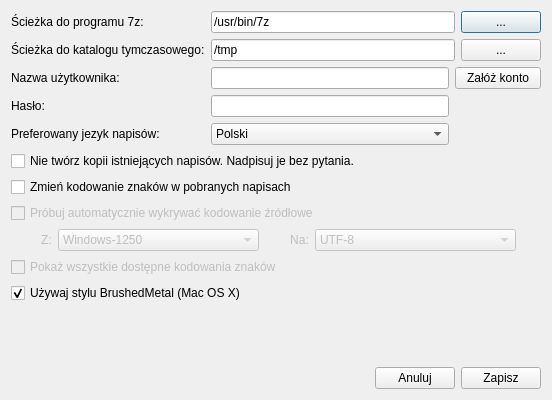
Qt form ui/frmoptions.ui (QNapi/qnapi) before a commit.
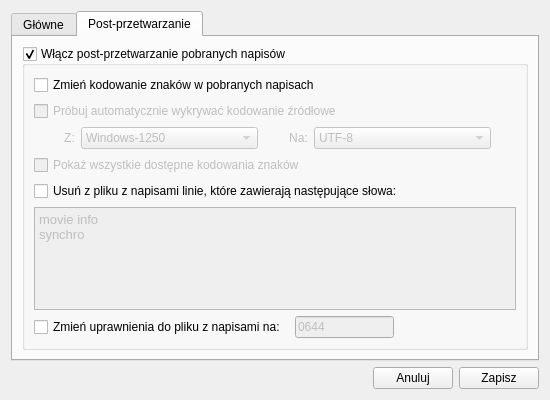
The same form after that commit. Icons and pictures are not drawn.

Commit message: Rozbicie opcji na dwie zakladki + kilka kontrolek odpowiadajacych za konfiguracje postprocessingu

What changed in the file:
```diff
--- a/ui/frmoptions.ui
+++ b/ui/frmoptions.ui
@@ -5,31 +5,35 @@
    <rect>
     <x>0</x>
     <y>0</y>
-    <width>552</width>
+    <width>550</width>
     <height>400</height>
    </rect>
   </property>
-  <property name="minimumSize" >
-   <size>
-    <width>490</width>
-    <height>400</height>
-   </size>
-  </property>
   <property name="windowTitle" >
    <string>QNapi - opcje programu</string>
   </property>
   <property name="windowIcon" >
    <iconset resource="../res/resources.qrc" >:/icon/qnapi-48-icon.png</iconset>
   </property>
+  <layout class="QVBoxLayout" >
+   <item>
+    <widget class="QTabWidget" name="tabPostProcessing" >
+     <property name="currentIndex" >
+      <number>1</number>
+     </property>
+     <widget class="QWidget" name="tabGeneral" >
+      <attribute name="title" >
+       <string>Główne</string>
+      </attribute>
   <layout class="QGridLayout" >
-   <item row="0" column="0" colspan="2" >
+       <item row="0" column="0" >
     <widget class="QLabel" name="lb7zPath" >
      <property name="text" >
       <string>Ścieżka do programu 7z:</string>
      </property>
     </widget>
    </item>
-   <item row="0" column="2" colspan="2" >
+       <item row="0" column="1" colspan="2" >
     <widget class="QLineEdit" name="le7zPath" >
      <property name="text" >
       <string>/usr/bin/7z</string>
@@ -42,7 +46,7 @@
      </property>
     </widget>
    </item>
-   <item row="0" column="4" >
+       <item row="0" column="3" >
     <widget class="QPushButton" name="pb7zPathSelect" >
      <property name="sizePolicy" >
       <sizepolicy vsizetype="Fixed" hsizetype="Fixed" >
@@ -55,21 +59,21 @@
      </property>
     </widget>
    </item>
-   <item row="1" column="0" colspan="2" >
+       <item row="1" column="0" >
     <widget class="QLabel" name="lbTmpPath" >
      <property name="text" >
       <string>Ścieżka do katalogu tymczasowego:</string>
      </property>
     </widget>
    </item>
-   <item row="1" column="2" colspan="2" >
+       <item row="1" column="1" colspan="2" >
     <widget class="QLineEdit" name="leTmpPath" >
      <property name="text" >
       <string>/tmp</string>
      </property>
     </widget>
    </item>
-   <item row="1" column="4" >
+       <item row="1" column="3" >
     <widget class="QPushButton" name="pbTmpPathSelect" >
      <property name="sizePolicy" >
       <sizepolicy vsizetype="Fixed" hsizetype="Fixed" >
@@ -82,28 +86,35 @@
      </property>
     </widget>
    </item>
-   <item row="2" column="0" colspan="2" >
+       <item row="2" column="0" >
     <widget class="QLabel" name="lbNick" >
      <property name="text" >
       <string>Nazwa użytkownika:</string>
      </property>
     </widget>
    </item>
-   <item row="2" column="2" >
+       <item row="2" column="1" >
     <widget class="QLineEdit" name="leNick" >
      <property name="text" >
       <string/>
      </property>
     </widget>
    </item>
-   <item row="3" column="0" colspan="2" >
+       <item row="2" column="2" colspan="2" >
+        <widget class="QPushButton" name="pbRegister" >
+         <property name="text" >
+          <string>Załóż konto</string>
+         </property>
+        </widget>
+       </item>
+       <item row="3" column="0" >
     <widget class="QLabel" name="lbPass" >
      <property name="text" >
       <string>Hasło:</string>
      </property>
     </widget>
    </item>
-   <item row="3" column="2" >
+       <item row="3" column="1" >
     <widget class="QLineEdit" name="lePass" >
      <property name="text" >
       <string/>
@@ -113,14 +124,14 @@
      </property>
     </widget>
    </item>
-   <item row="4" column="0" colspan="2" >
+       <item row="4" column="0" >
     <widget class="QLabel" name="lbLang" >
      <property name="text" >
       <string>Preferowany jezyk napisów:</string>
      </property>
     </widget>
    </item>
-   <item row="4" column="2" >
+       <item row="4" column="1" >
     <widget class="QComboBox" name="cbLang" >
      <item>
       <property name="text" >
@@ -134,21 +145,63 @@
      </item>
     </widget>
    </item>
-   <item row="5" column="0" colspan="5" >
+       <item row="5" column="0" colspan="4" >
     <widget class="QCheckBox" name="cbNoBackup" >
      <property name="text" >
       <string>Nie twórz kopii istniejących napisów. Nadpisuj je bez pytania.</string>
      </property>
     </widget>
    </item>
-   <item row="6" column="0" colspan="5" >
+       <item row="6" column="0" colspan="4" >
+        <widget class="QCheckBox" name="cbUseBrushedMetal" >
+         <property name="text" >
+          <string>Używaj stylu BrushedMetal (Mac OS X)</string>
+         </property>
+         <property name="checked" >
+          <bool>true</bool>
+         </property>
+        </widget>
+       </item>
+      </layout>
+     </widget>
+     <widget class="QWidget" name="tab_2" >
+      <attribute name="title" >
+       <string>Post-przetwarzanie</string>
+      </attribute>
+      <layout class="QVBoxLayout" >
+       <item>
+        <widget class="QGroupBox" name="gbPpEnable" >
+         <property name="title" >
+          <string>Włącz post-przetwarzanie pobranych napisów</string>
+         </property>
+         <property name="checkable" >
+          <bool>true</bool>
+         </property>
+         <property name="checked" >
+          <bool>true</bool>
+         </property>
+         <layout class="QVBoxLayout" >
+          <item>
     <widget class="QCheckBox" name="cbChangeEncoding" >
      <property name="text" >
       <string>Zmień kodowanie znaków w pobranych napisach</string>
      </property>
     </widget>
    </item>
-   <item row="8" column="0" colspan="5" >
+          <item>
+           <widget class="QCheckBox" name="cbAutoDetectEncoding" >
+            <property name="enabled" >
+             <bool>false</bool>
+            </property>
+            <property name="text" >
+             <string>Próbuj automatycznie wykrywać kodowanie źródłowe</string>
+            </property>
+            <property name="checked" >
+             <bool>false</bool>
+            </property>
+           </widget>
+          </item>
+          <item>
     <layout class="QHBoxLayout" >
      <item>
       <spacer>
@@ -274,7 +327,94 @@
      </item>
     </layout>
    </item>
-   <item row="12" column="0" colspan="5" >
+          <item>
+           <widget class="QCheckBox" name="cbShowAllEncodings" >
+            <property name="enabled" >
+             <bool>false</bool>
+            </property>
+            <property name="text" >
+             <string>Pokaż wszystkie dostępne kodowania znaków</string>
+            </property>
+           </widget>
+          </item>
+          <item>
+           <widget class="QCheckBox" name="cbRemoveLines" >
+            <property name="text" >
+             <string>Usuń z pliku z napisami linie, które zawierają następujące słowa:</string>
+            </property>
+           </widget>
+          </item>
+          <item>
+           <widget class="QTextEdit" name="teRemoveWords" >
+            <property name="enabled" >
+             <bool>false</bool>
+            </property>
+            <property name="html" >
+             <string>&lt;html>&lt;head>&lt;meta name="qrichtext" content="1" />&lt;style type="text/css">
+p, li { white-space: pre-wrap; }
+&lt;/style>&lt;/head>&lt;body style=" font-family:'DejaVu Sans'; font-size:10pt; font-weight:400; font-style:normal;">
+&lt;p style=" margin-top:0px; margin-bottom:0px; margin-left:0px; margin-right:0px; -qt-block-indent:0; text-indent:0px;">movie info&lt;/p>
+&lt;p style=" margin-top:0px; margin-bottom:0px; margin-left:0px; margin-right:0px; -qt-block-indent:0; text-indent:0px; -qt-user-state:0;">synchro&lt;/p>&lt;/body>&lt;/html></string>
+            </property>
+            <property name="acceptRichText" >
+             <bool>false</bool>
+            </property>
+           </widget>
+          </item>
+          <item>
+           <layout class="QHBoxLayout" >
+            <property name="topMargin" >
+             <number>0</number>
+            </property>
+            <item>
+             <widget class="QCheckBox" name="cbChangePermissions" >
+              <property name="text" >
+               <string>Zmień uprawnienia do pliku z napisami na: </string>
+              </property>
+             </widget>
+            </item>
+            <item>
+             <widget class="QLineEdit" name="lePermissions" >
+              <property name="enabled" >
+               <bool>false</bool>
+              </property>
+              <property name="sizePolicy" >
+               <sizepolicy vsizetype="Fixed" hsizetype="Maximum" >
+                <horstretch>0</horstretch>
+                <verstretch>0</verstretch>
+               </sizepolicy>
+              </property>
+              <property name="inputMask" >
+               <string>0999; </string>
+              </property>
+              <property name="text" >
+               <string>0644</string>
+              </property>
+             </widget>
+            </item>
+            <item>
+             <spacer>
+              <property name="orientation" >
+               <enum>Qt::Horizontal</enum>
+              </property>
+              <property name="sizeHint" >
+               <size>
+                <width>130</width>
+                <height>20</height>
+               </size>
+              </property>
+             </spacer>
+            </item>
+           </layout>
+          </item>
+         </layout>
+        </widget>
+       </item>
+      </layout>
+     </widget>
+    </widget>
+   </item>
+   <item>
     <layout class="QHBoxLayout" >
      <item>
       <spacer>
@@ -305,59 +445,6 @@
      </item>
     </layout>
    </item>
-   <item row="11" column="0" colspan="5" >
-    <spacer>
-     <property name="orientation" >
-      <enum>Qt::Vertical</enum>
-     </property>
-     <property name="sizeHint" >
-      <size>
-       <width>20</width>
-       <height>30</height>
-      </size>
-     </property>
-    </spacer>
-   </item>
-   <item row="9" column="0" colspan="5" >
-    <widget class="QCheckBox" name="cbShowAllEncodings" >
-     <property name="enabled" >
-      <bool>false</bool>
-     </property>
-     <property name="text" >
-      <string>Pokaż wszystkie dostępne kodowania znaków</string>
-     </property>
-    </widget>
-   </item>
-   <item row="10" column="0" colspan="5" >
-    <widget class="QCheckBox" name="cbUseBrushedMetal" >
-     <property name="text" >
-      <string>Używaj stylu BrushedMetal (Mac OS X)</string>
-     </property>
-     <property name="checked" >
-      <bool>true</bool>
-     </property>
-    </widget>
-   </item>
-   <item row="2" column="3" colspan="2" >
-    <widget class="QPushButton" name="pbRegister" >
-     <property name="text" >
-      <string>Załóż konto</string>
-     </property>
-    </widget>
-   </item>
-   <item row="7" column="0" colspan="5" >
-    <widget class="QCheckBox" name="cbAutoDetectEncoding" >
-     <property name="enabled" >
-      <bool>false</bool>
-     </property>
-     <property name="text" >
-      <string>Próbuj automatycznie wykrywać kodowanie źródłowe</string>
-     </property>
-     <property name="checked" >
-      <bool>false</bool>
-     </property>
-    </widget>
-   </item>
   </layout>
  </widget>
  <tabstops>
```
Left out of the diff: 69 changed lines with no effect on the pictures. Lines whose indentation alone changed are shown as unchanged. The commit also changes 1 other file.
